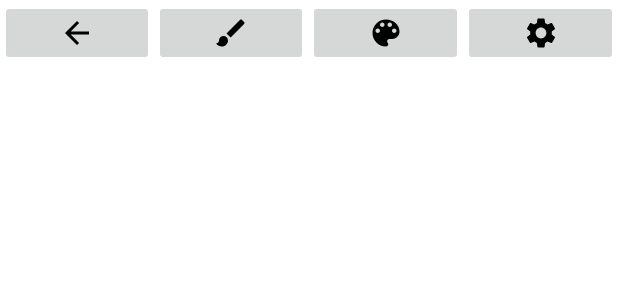
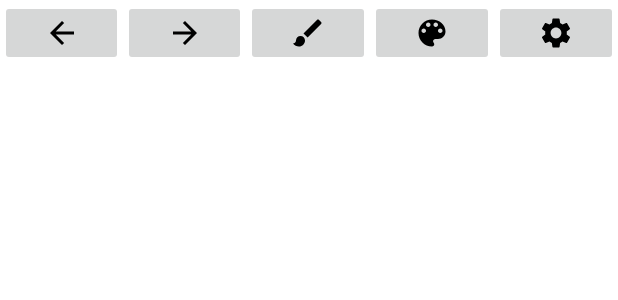
Before and after one commit to zhuravel-dev/JustDrawIt, an Android app: the layout activity_main.xml on its own in the app's theme, with its tools: preview values and no code run, on a phone screen of 412 x 824 dp. Shown: the top 300 px of the screen. Run offline under Robolectric (Android 15) with nearby library versions, the phone set to English and light mode, and no system bars.

Commit message:
implemented logic for control button "forward" using two lists

```diff
--- a/app/src/main/java/com/example/justdrawit/draw/DrawView.kt
+++ b/app/src/main/java/com/example/justdrawit/draw/DrawView.kt
@@ -12,13 +12,15 @@ class DrawView(c: Context, attributeSet: AttributeSet) : View(c, attributeSet) {
     private var mPaint: Paint = Paint()
     private var mBitmap: Bitmap? = null
     private var mCanvas: Canvas? = null
-    private lateinit var mPath: Path
     private var mTool: Tool? = null
-    private val paths = mutableListOf<Brushstroke>()
     private var currentColor = Color.BLACK
-    private var brushStrokeWidth = 0
+    private var brushStrokeWidth = 20
     private val mBitmapPaint = Paint(Paint.DITHER_FLAG)
+    private var mPath = Path()
 
+    //for "undo-forward" logic
+    private var brushStrokeView = mutableListOf<Brushstroke>()
+    private val brushStrokeStorage = mutableListOf<Brushstroke>()
 
     private val TOUCH_TOLERANCE = 4f
     private var mX = 0f
@@ -30,7 +32,7 @@ class DrawView(c: Context, attributeSet: AttributeSet) : View(c, attributeSet) {
         val backgroundColor = Color.WHITE
         mCanvas?.drawColor(backgroundColor)
 
-        for (brushStrokes in paths) {
+        for (brushStrokes in brushStrokeView) {
             mPaint.color = brushStrokes.color
             mPaint.strokeWidth = brushStrokes.brushStrokeWidth.toFloat()
             when (mTool) {
@@ -65,7 +67,7 @@ class DrawView(c: Context, attributeSet: AttributeSet) : View(c, attributeSet) {
     private fun touchStart(x: Float, y: Float) {
         mPath = Path()
         val brushstroke = Brushstroke(currentColor, brushStrokeWidth, mPath)
-        paths.add(brushstroke)
+        brushStrokeView.addAll(listOf(brushstroke))
 
         //finally remove any curve or line from the path
         mPath.reset()
@@ -112,8 +114,17 @@ class DrawView(c: Context, attributeSet: AttributeSet) : View(c, attributeSet) {
 
     //buttons
     fun back() {
-        if (paths.size != 0) {
-            paths.removeAt(paths.size - 1)
+        if (brushStrokeView.isNotEmpty()) {
+            val undoBrushstroke = brushStrokeView.removeAt(brushStrokeView.size - 1)
+            brushStrokeStorage.add(undoBrushstroke)
+            invalidate()
+        }
+    }
+
+    fun forward() {
+        if (brushStrokeStorage.isNotEmpty()) {
+            val forwardBrushstroke = brushStrokeStorage.get(brushStrokeStorage.lastIndex)
+            brushStrokeView.add(forwardBrushstroke)
             invalidate()
         }
     }
--- a/app/src/main/java/com/example/justdrawit/ui/MainActivity.kt
+++ b/app/src/main/java/com/example/justdrawit/ui/MainActivity.kt
@@ -20,6 +20,7 @@ class MainActivity : AppCompatActivity() {
 
         // buttons
         binding.btnBack.setOnClickListener { binding.drawView.back() }
+        binding.btnForward.setOnClickListener { binding.drawView.forward() }
         binding.btnColors.setOnClickListener { showColorPickerDialog() }
         binding.btnSettings.setOnClickListener { binding.drawView.back() }
         binding.btnTools.setOnClickListener {
--- /dev/null
+++ b/app/src/main/res/drawable/ic_baseline_arrow_forward_24.xml
@@ -0,0 +1,5 @@
+<vector android:autoMirrored="true" android:height="24dp"
+    android:tint="#000000" android:viewportHeight="24"
+    android:viewportWidth="24" android:width="24dp" xmlns:android="http://schemas.android.com/apk/res/android">
+    <path android:fillColor="@android:color/white" android:pathData="M12,4l-1.41,1.41L16.17,11H4v2h12.17l-5.58,5.59L12,20l8,-8z"/>
+</vector>
--- a/app/src/main/res/layout/activity_main.xml
+++ b/app/src/main/res/layout/activity_main.xml
@@ -23,6 +23,14 @@
             android:layout_weight="1"
             android:src="@drawable/ic_baseline_arrow_back_24"
             android:text="@string/back" />
+
+            <ImageButton
+                android:id="@+id/btn_forward"
+                android:layout_width="wrap_content"
+                android:layout_height="wrap_content"
+                android:layout_weight="1"
+                android:src="@drawable/ic_baseline_arrow_forward_24"
+                android:text="@string/forward" />
 
         <ImageButton
             android:id="@+id/btn_tools"
--- a/app/src/main/res/values/strings.xml
+++ b/app/src/main/res/values/strings.xml
@@ -10,4 +10,5 @@
     <string name="tools">Tools</string>
     <string name="colors">Colors</string>
     <string name="settings">Settings</string>
+    <string name="forward">Forward</string>
 </resources>
```
